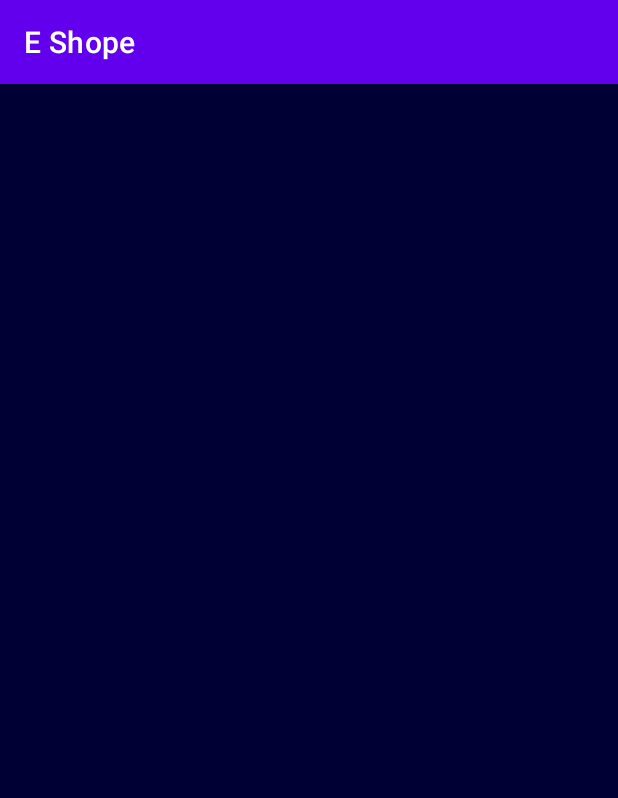
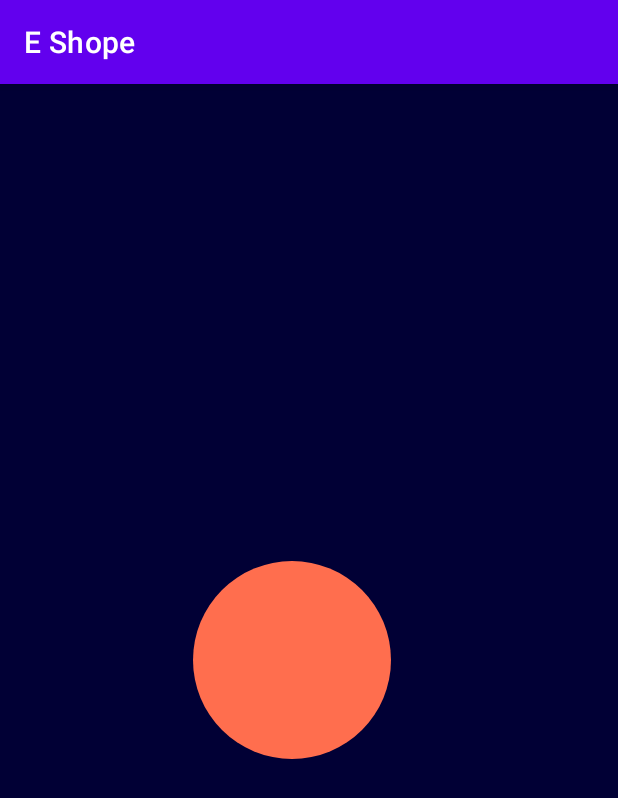
Before and after one commit to UBNgithub/EShope, an Android app: the screen it shows after launch (SplashActivity), on a phone screen of 412 x 824 dp. Shown: the top 798 px of the screen. Run offline under Robolectric (Android 15) with nearby library versions, the phone set to English and light mode, and no system bars.

Commit message:
add ellipse

```diff
--- /dev/null
+++ b/app/src/main/res/drawable/ic_ellipse_2.xml
@@ -0,0 +1,9 @@
+<vector xmlns:android="http://schemas.android.com/apk/res/android"
+    android:width="132dp"
+    android:height="132dp"
+    android:viewportWidth="132"
+    android:viewportHeight="132">
+  <path
+      android:pathData="M66,66m-66,0a66,66 0,1 1,132 0a66,66 0,1 1,-132 0"
+      android:fillColor="#FF6E4E"/>
+</vector>
--- a/app/src/main/res/layout/activity_splash.xml
+++ b/app/src/main/res/layout/activity_splash.xml
@@ -5,4 +5,17 @@
     android:layout_width="match_parent"
     android:layout_height="match_parent"
     tools:context=".SplashActivity"
-   android:background="#010035"/>
+   android:background="#010035">
+
+    <ImageView
+        android:id="@+id/imageView"
+        android:layout_width="wrap_content"
+        android:layout_height="wrap_content"
+        android:src="@drawable/ic_ellipse_2"
+        app:layout_constraintBottom_toBottomOf="parent"
+        app:layout_constraintEnd_toEndOf="parent"
+        app:layout_constraintHorizontal_bias="0.459"
+        app:layout_constraintStart_toStartOf="parent"
+        app:layout_constraintTop_toTopOf="parent"
+        app:layout_constraintVertical_bias="0.5" />
+</androidx.constraintlayout.widget.ConstraintLayout>
```
